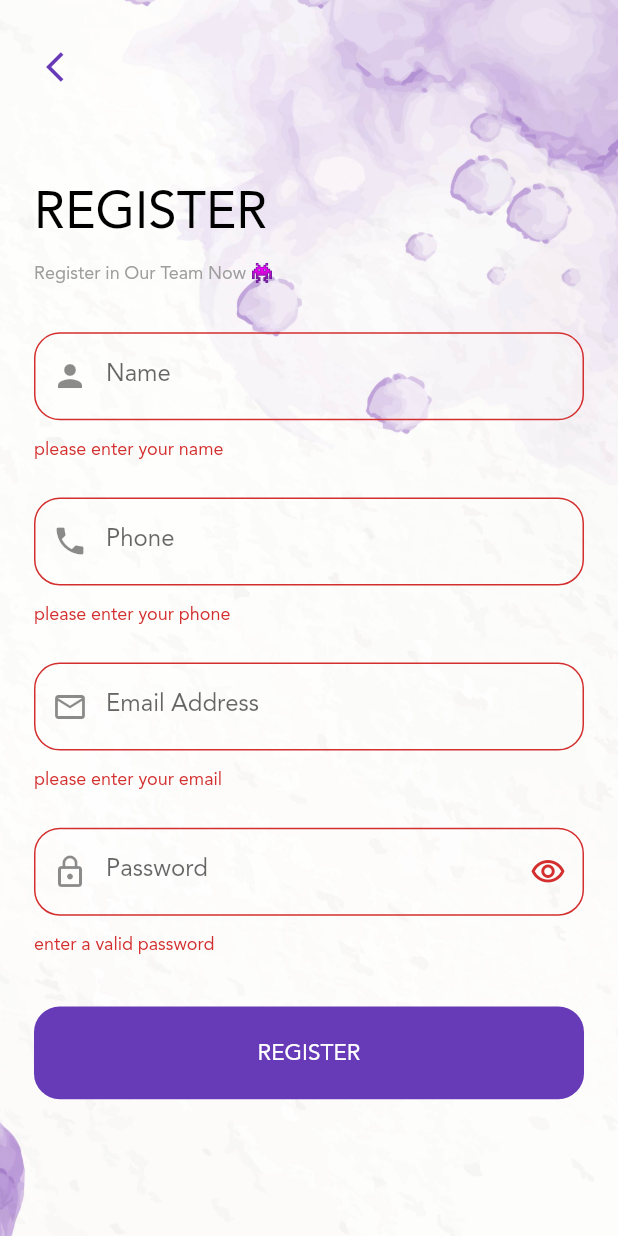
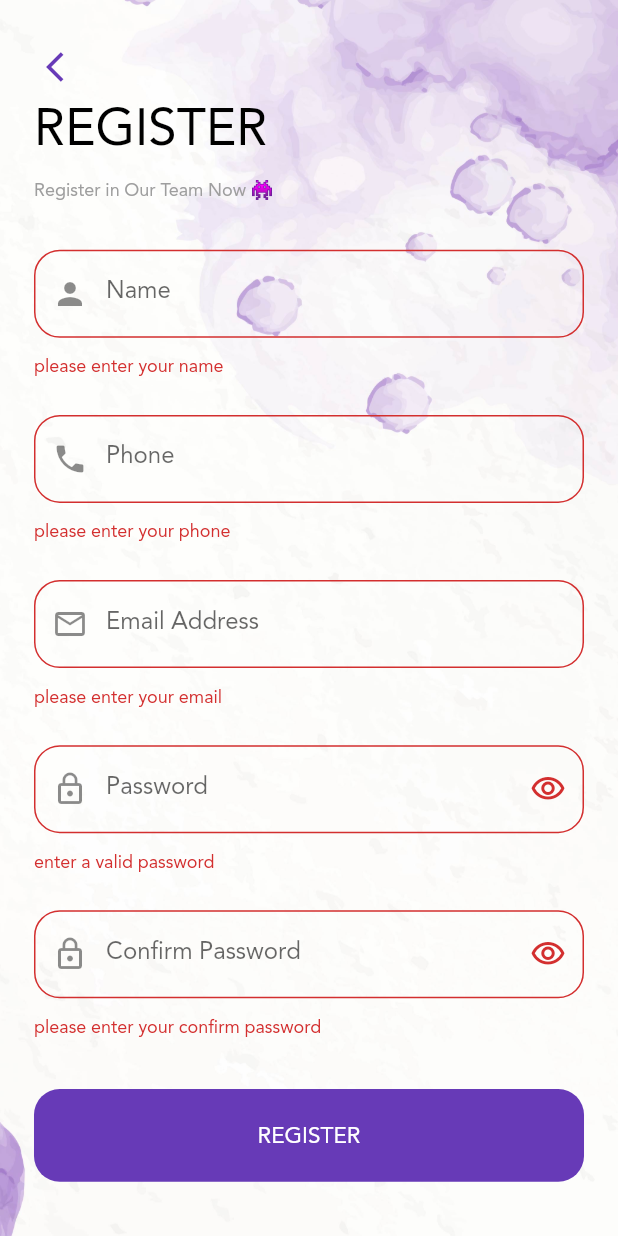
Before and after one commit to OmarWahid/Nasa-Team-App, a Flutter app: the RegisterScreen screen opened directly, after a tap on "REGISTER", on a phone screen of 412 x 824 dp. Run offline on Flutter 3.47's test engine with Material 2 defaults, Android fonts, the phone set to English and light mode, and no system bars; our stand-ins replace assets_audio_player, bloc, cloud_firestore, connectivity_plus, curved_navigation_bar, firebase_auth and 12 more; accounts and stored records are empty.

Commit message:
Update_3

```diff
--- a/lib/all_cubit/login_cubit/cubit.dart
+++ b/lib/all_cubit/login_cubit/cubit.dart
@@ -99,11 +99,18 @@ class LoginCubit extends Cubit<LoginState> {
 
   bool isPassReg = true;
   IconData iconReg = Icons.visibility_outlined;
-
   void changeVisibilityPassReg() {
     isPassReg = !isPassReg;
     iconReg =
         isPassReg ? Icons.visibility_outlined : Icons.visibility_off_outlined;
     emit(ChangePassVisibilityStateReg());
   }
+  bool isPassConfirm = true;
+  IconData iconConfirm = Icons.visibility_outlined;
+  void changeVisibilityPassConfirm() {
+    isPassConfirm = !isPassConfirm;
+    iconConfirm =
+        isPassConfirm ? Icons.visibility_outlined : Icons.visibility_off_outlined;
+    emit(changeVisibilityPassConfirmm());
+  }
 }
--- a/lib/all_cubit/login_cubit/states.dart
+++ b/lib/all_cubit/login_cubit/states.dart
@@ -31,6 +31,8 @@ class ChangePassVisibilityState extends LoginState {}
 
 class ChangePassVisibilityStateReg extends LoginState {}
 
+class changeVisibilityPassConfirmm extends LoginState {}
+
 class ChangeEmailSuccess extends LoginState {}
 
 class ChangePassSuccess extends LoginState {}
--- a/lib/screens/comment_screen.dart
+++ b/lib/screens/comment_screen.dart
@@ -359,7 +359,7 @@ class _CommentsScreenState extends State<CommentsScreen> {
                             fontSize: 11.h,
                             height: 1.1.h,
                             fontWeight: FontWeight.w500,
-                            color: Colors.black87,
+                            color: Colors.black.withOpacity(0.7),
                           )),
                     ],
                   ),
--- a/lib/screens/login/register.dart
+++ b/lib/screens/login/register.dart
@@ -5,6 +5,7 @@ import 'package:fluttertoast/fluttertoast.dart';
 import 'package:lottie/lottie.dart';
 import 'package:nasa_app/all_cubit/login_cubit/states.dart';
 import 'package:nasa_app/layout/home_layout.dart';
+import 'package:nasa_app/style/capital_letter.dart';
 
 import '../../all_cubit/login_cubit/cubit.dart';
 import '../../all_cubit/shop_cubit/cubit_shop.dart';
@@ -15,6 +16,7 @@ var phoneController = TextEditingController();
 var nameController = TextEditingController();
 var passwordController = TextEditingController();
 var emailController = TextEditingController();
+var confirmPasswordController = TextEditingController();
 
 class RegisterScreen extends StatefulWidget {
   RegisterScreen({Key? key}) : super(key: key);
@@ -101,6 +103,7 @@ class _RegisterScreenState extends State<RegisterScreen>
           nameController.clear();
           passwordController.clear();
           emailController.clear();
+          confirmPasswordController.clear();
         }
         if (state is ShopRegisterErrorState) {
           Fluttertoast.showToast(
@@ -114,18 +117,9 @@ class _RegisterScreenState extends State<RegisterScreen>
         }
       },
       builder: (context, state) {
-        var width = MediaQuery
-            .of(context)
-            .size
-            .width;
-        var height = MediaQuery
-            .of(context)
-            .size
-            .height -
-            MediaQuery
-                .of(context)
-                .padding
-                .top;
+        var width = MediaQuery.of(context).size.width;
+        var height = MediaQuery.of(context).size.height -
+            MediaQuery.of(context).padding.top;
         return Scaffold(
           extendBodyBehindAppBar: true,
           appBar: AppBar(
@@ -166,8 +160,7 @@ class _RegisterScreenState extends State<RegisterScreen>
                         children: [
                           Text(
                             'REGISTER',
-                            style: Theme
-                                .of(context)
+                            style: Theme.of(context)
                                 .textTheme
                                 .headline4!
                                 .copyWith(color: Colors.black),
@@ -175,11 +168,7 @@ class _RegisterScreenState extends State<RegisterScreen>
                           Text(
                             'Register in Our Team Now 👾',
                             style:
-                            Theme
-                                .of(context)
-                                .textTheme
-                                .caption!
-                                .copyWith(
+                                Theme.of(context).textTheme.caption!.copyWith(
                                       color: Colors.grey,
                                     ),
                           ),
@@ -267,19 +256,6 @@ class _RegisterScreenState extends State<RegisterScreen>
                               }
                               return null;
                             },
-                            onFieldSubmitted: (value) {
-                              if (formKey.currentState!.validate()) {
-                                LoginCubit.get(context).registerUser(
-                                  name: (nameController.text.endsWith(' '))
-                                      ? nameController.text.substring(
-                                      0, nameController.text.lastIndexOf(' '))
-                                      : nameController.text,
-                                  email: emailController.text,
-                                  password: passwordController.text,
-                                  phone: phoneController.text,
-                                );
-                              }
-                            },
                             decoration: InputDecoration(
                               label: const Text("Password"),
                               prefixIcon: const Icon(Icons.lock_outline),
@@ -294,17 +270,66 @@ class _RegisterScreenState extends State<RegisterScreen>
                                       .changeVisibilityPassReg();
                                 },
                                 icon: Icon(
-                                  LoginCubit
-                                      .get(context)
-                                      .iconReg,
+                                  LoginCubit.get(context).iconReg,
                                 ),
                               ),
                             ),
                             keyboardType: TextInputType.visiblePassword,
-                            obscureText: LoginCubit
-                                .get(context)
-                                .isPassReg,
+                            obscureText: LoginCubit.get(context).isPassReg,
                           ),
+                          SizedBox(
+                            height: height * 0.026,
+                          ),
+                          TextFormField(
+                            controller: confirmPasswordController,
+                            validator: (value) {
+                              if (value!.isEmpty) {
+                                return "please enter your confirm password";
+                              }
+                              if (value != passwordController.text) {
+                                return "password not match";
+                              }
+                              return null;
+                            },
+                            onFieldSubmitted: (value) {
+                              if (formKey.currentState!.validate()) {
+                                LoginCubit.get(context).registerUser(
+                                  name: (nameController.text.endsWith(' '))
+                                      ? nameController.text
+                                          .substring(
+                                              0,
+                                              nameController.text
+                                                  .lastIndexOf(' '))
+                                          .toTitleCase()
+                                      : nameController.text.toTitleCase(),
+                                  email: emailController.text,
+                                  password: passwordController.text,
+                                  phone: phoneController.text,
+                                );
+                              }
+                            },
+                            decoration: InputDecoration(
+                              label: const Text("Confirm Password"),
+                              prefixIcon: const Icon(Icons.lock_outline),
+                              contentPadding:
+                                  EdgeInsets.symmetric(vertical: 12.h),
+                              border: OutlineInputBorder(
+                                borderRadius: BorderRadius.circular(15.r),
+                              ),
+                              suffixIcon: IconButton(
+                                onPressed: () {
+                                  LoginCubit.get(context)
+                                      .changeVisibilityPassConfirm();
+                                },
+                                icon: Icon(
+                                  LoginCubit.get(context).iconConfirm,
+                                ),
+                              ),
+                            ),
+                            keyboardType: TextInputType.visiblePassword,
+                            obscureText: LoginCubit.get(context).isPassConfirm,
+                          ),
+
                           SizedBox(
                             height: height * 0.037,
                           ),
@@ -319,13 +344,18 @@ class _RegisterScreenState extends State<RegisterScreen>
                                   ),
                                   child: MaterialButton(
                                     onPressed: () {
-
                                       if (formKey.currentState!.validate()) {
                                         LoginCubit.get(context).registerUser(
-                                    name: (nameController.text.endsWith(' '))
-                                        ? nameController.text.substring(
-                                        0, nameController.text.lastIndexOf(' '))
-                                        : nameController.text,
+                                          name: (nameController.text
+                                                  .endsWith(' '))
+                                              ? nameController.text
+                                                  .substring(
+                                                      0,
+                                                      nameController.text
+                                                          .lastIndexOf(' '))
+                                                  .toTitleCase()
+                                              : nameController.text
+                                                  .toTitleCase(),
                                           email: emailController.text,
                                           password: passwordController.text,
                                           phone: phoneController.text,
```
Also changed, not shown: lib/all_cubit/shop_cubit/cubit_shop.dart (+0 -94 lines), lib/screens/login/update_profile.dart (+7 -7 lines), lib/screens/setting.dart (+6 -2 lines), lib/style/capital_letter.dart (added, +9 -0 lines). Lines whose indentation alone changed are shown as unchanged.
